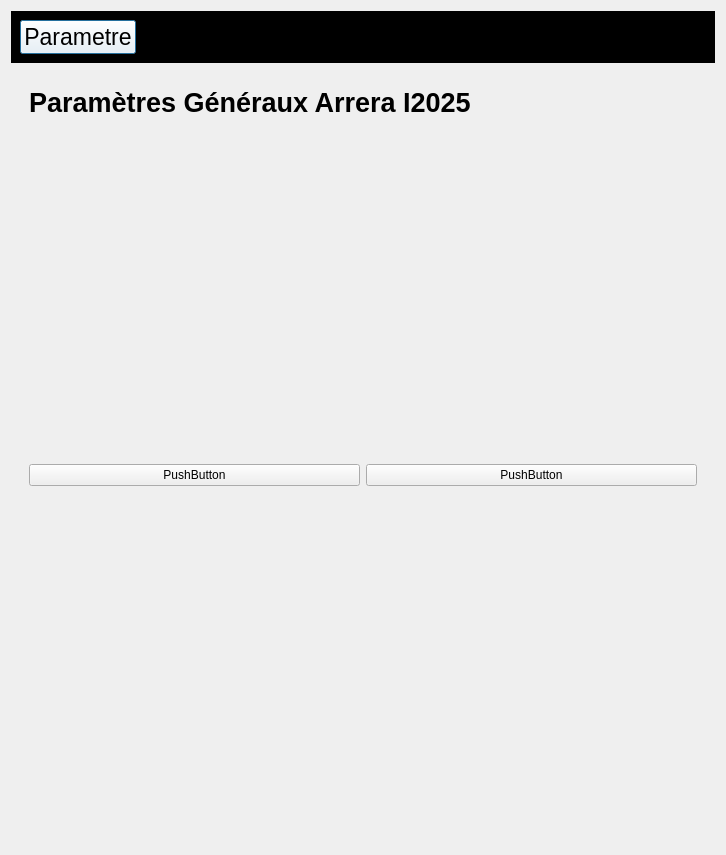
First picture: the form in arrerasettingui.ui, repository Arrera-Software/Arrera-Interface, before the edit.
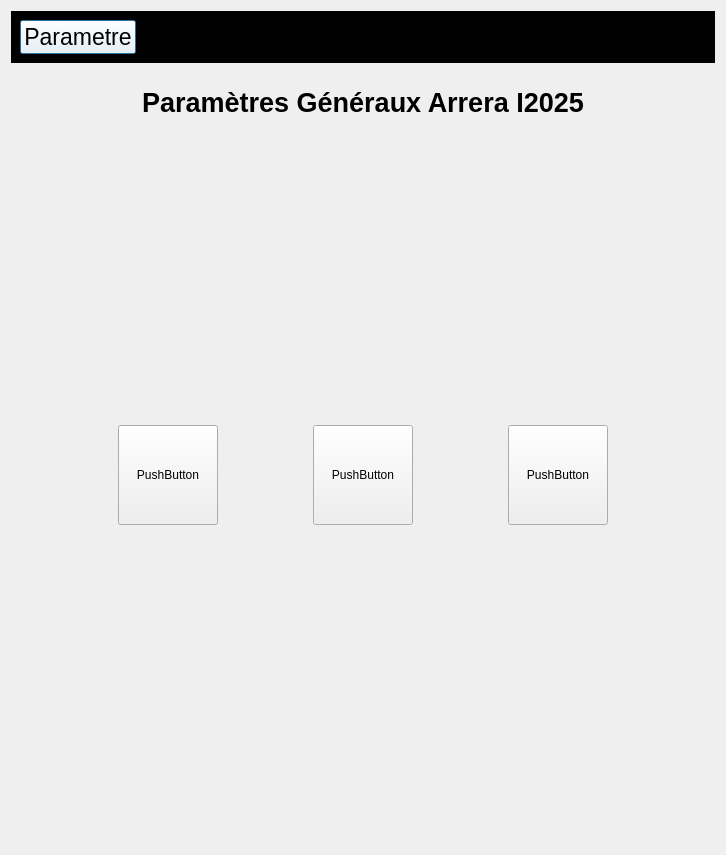
Second picture: the form after the edit. Icons and pictures are not drawn.

Commit message: debut de disposition des parametre generaux

What changed in the file:
```diff
--- a/arrerasettingui.ui
+++ b/arrerasettingui.ui
@@ -1892,6 +1892,9 @@
              <property name="text">
               <string>Paramètres Généraux Arrera I2025</string>
              </property>
+             <property name="alignment">
+              <set>Qt::AlignmentFlag::AlignCenter</set>
+             </property>
             </widget>
            </item>
            <item>
@@ -1911,13 +1914,56 @@
             <layout class="QGridLayout" name="gridLayout_6">
              <item row="0" column="0">
               <widget class="QPushButton" name="IDC_NAMEUSERPARAGENERAUX">
+               <property name="minimumSize">
+                <size>
+                 <width>100</width>
+                 <height>100</height>
+                </size>
+               </property>
+               <property name="maximumSize">
+                <size>
+                 <width>100</width>
+                 <height>100</height>
+                </size>
+               </property>
                <property name="text">
                 <string>PushButton</string>
                </property>
               </widget>
              </item>
              <item row="0" column="1">
-              <widget class="QPushButton" name="pushButton_2">
+              <widget class="QPushButton" name="IDC_GENERAUXTASKBAR">
+               <property name="minimumSize">
+                <size>
+                 <width>100</width>
+                 <height>100</height>
+                </size>
+               </property>
+               <property name="maximumSize">
+                <size>
+                 <width>100</width>
+                 <height>100</height>
+                </size>
+               </property>
+               <property name="text">
+                <string>PushButton</string>
+               </property>
+              </widget>
+             </item>
+             <item row="0" column="2">
+              <widget class="QPushButton" name="IDC_RESETARRERAGENERAUX">
+               <property name="minimumSize">
+                <size>
+                 <width>100</width>
+                 <height>100</height>
+                </size>
+               </property>
+               <property name="maximumSize">
+                <size>
+                 <width>100</width>
+                 <height>100</height>
+                </size>
+               </property>
                <property name="text">
                 <string>PushButton</string>
                </property>
```
